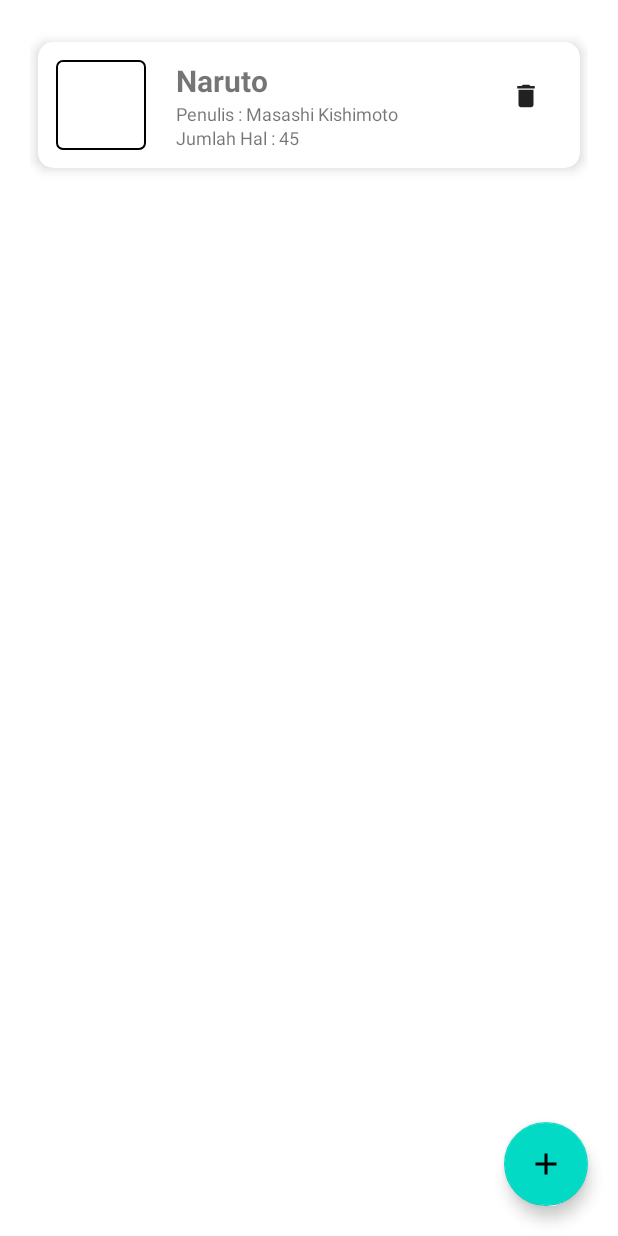
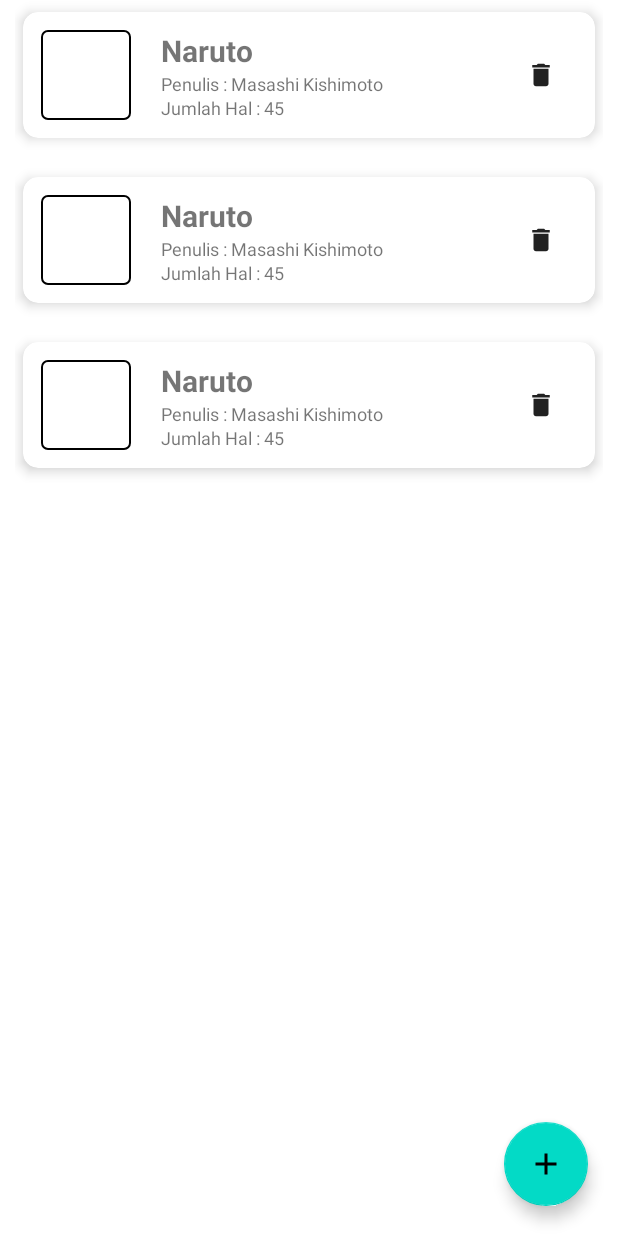
Before and after one commit to rezaafaisal/komika, an Android app: the layout activity_main.xml on its own in the app's theme, with its tools: preview values and no code run, on a phone screen of 412 x 824 dp. Run offline under Robolectric (Android 15) with nearby library versions, the phone set to English and light mode, and no system bars.

Commit message:
display recycler view

```diff
--- a/app/src/main/res/layout/activity_main.xml
+++ b/app/src/main/res/layout/activity_main.xml
@@ -6,76 +6,15 @@
     android:layout_height="match_parent"
     tools:context=".MainActivity">
 
-    <ScrollView
-        app:layout_constraintTop_toTopOf="parent"
+    <androidx.recyclerview.widget.RecyclerView
+        android:paddingHorizontal="10dp"
+        android:id="@+id/recycler_view"
         android:layout_width="match_parent"
-        android:layout_height="wrap_content">
-
-        <LinearLayout
-            android:padding="20dp"
-            android:layout_width="match_parent"
-            android:layout_height="wrap_content"
-            android:orientation="vertical">
-            <androidx.cardview.widget.CardView
-                android:layout_width="match_parent"
-                android:layout_marginBottom="10dp"
-                app:contentPadding="12dp"
-                app:cardElevation="5dp"
-                app:cardCornerRadius="10dp"
-                app:cardPreventCornerOverlap="false"
-                app:cardUseCompatPadding="true"
-                android:layout_height="wrap_content">
-                <LinearLayout
-                    android:orientation="horizontal"
-                    android:layout_width="match_parent"
-                    android:layout_height="wrap_content">
-
-                    <ImageView
-                        android:layout_width="60dp"
-                        android:layout_height="60dp"
-                        android:background="@drawable/image_border"/>
-
-                    <LinearLayout
-                        android:layout_marginLeft="20dp"
-                        android:layout_width="wrap_content"
-                        android:layout_height="match_parent"
-                        android:orientation="vertical">
-                        <TextView
-                            android:layout_width="wrap_content"
-                            android:textSize="20dp"
-                            android:textStyle="bold"
-                            android:layout_height="wrap_content"
-                            android:text="Naruto" />
-
-                        <TextView
-                            android:layout_width="wrap_content"
-                            android:layout_height="wrap_content"
-                            android:textSize="12dp"
-                            android:text="Penulis : Masashi Kishimoto"/>
-
-                        <TextView
-                            android:layout_width="wrap_content"
-                            android:layout_height="match_parent"
-                            android:gravity="bottom"
-                            android:textSize="12dp"
-                            android:text="Jumlah Hal : 45"/>
-
-                    </LinearLayout>
-                    <LinearLayout
-                        android:layout_width="fill_parent"
-                        android:gravity="right|top"
-                        android:layout_height="fill_parent">
-                        <Button
-                            style="@style/Widget.Material3.Button.IconButton"
-                            android:layout_width="wrap_content"
-                            android:layout_height="wrap_content"
-                            app:icon="@drawable/baseline_delete_24" />
-                    </LinearLayout>
-                </LinearLayout>
-            </androidx.cardview.widget.CardView>
-        </LinearLayout>
-
-    </ScrollView>
+        android:layout_height="match_parent"
+        tools:itemCount="3"
+        tools:listitem="@layout/book_list"
+        app:layoutManager="androidx.recyclerview.widget.LinearLayoutManager"
+        />
 
 
     <com.google.android.material.floatingactionbutton.FloatingActionButton
--- a/app/src/main/res/layout/book_list.xml
+++ b/app/src/main/res/layout/book_list.xml
@@ -2,9 +2,10 @@
 <LinearLayout xmlns:android="http://schemas.android.com/apk/res/android"
     xmlns:app="http://schemas.android.com/apk/res-auto"
     xmlns:tools="http://schemas.android.com/tools"
+    android:id="@+id/book_container"
     android:orientation="vertical"
     android:layout_width="match_parent"
-    android:layout_height="match_parent">
+    android:layout_height="wrap_content">
 
     <androidx.cardview.widget.CardView
         android:layout_width="match_parent"
@@ -31,6 +32,7 @@
                 android:layout_height="match_parent"
                 android:orientation="vertical">
                 <TextView
+                    android:id="@+id/title"
                     android:layout_width="wrap_content"
                     android:textSize="20dp"
                     android:textStyle="bold"
@@ -38,12 +40,14 @@
                     android:text="Naruto" />
 
                 <TextView
+                    android:id="@+id/author"
                     android:layout_width="wrap_content"
                     android:layout_height="wrap_content"
                     android:textSize="12dp"
                     android:text="Penulis : Masashi Kishimoto"/>
 
                 <TextView
+                    android:id="@+id/page"
                     android:layout_width="wrap_content"
                     android:layout_height="match_parent"
                     android:gravity="bottom"
@@ -53,12 +57,13 @@
             </LinearLayout>
             <LinearLayout
                 android:layout_width="fill_parent"
-                android:gravity="right|top"
+                android:gravity="right|center_vertical"
                 android:layout_height="fill_parent">
                 <Button
                     style="@style/Widget.Material3.Button.IconButton"
                     android:layout_width="wrap_content"
                     android:layout_height="wrap_content"
+                    android:drawableTint="@color/white"
                     app:icon="@drawable/baseline_delete_24" />
             </LinearLayout>
         </LinearLayout>
```
Also changed, not shown: app/src/main/java/com/example/storybookshelf/BookAdapter.kt (added, +47 -0 lines), app/src/main/java/com/example/storybookshelf/MainActivity.kt (+27 -0 lines), app/src/main/java/com/example/storybookshelf/fragments/list/ListAdapter.kt (deleted, +0 -27 lines).
